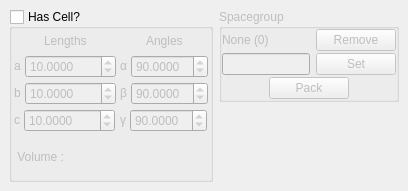
Old version of the form branches/regui/src/gui/celldefine.ui in the repository trisyoungs/aten.
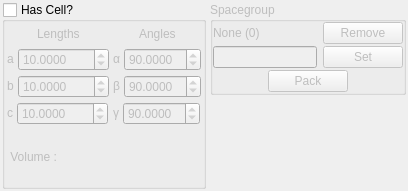
New version of the form. Icons and pictures are not drawn.

What changed in the file:
```diff
--- a/branches/regui/src/gui/celldefine.ui
+++ b/branches/regui/src/gui/celldefine.ui
@@ -17,10 +17,10 @@
   </property>
   <layout class="QHBoxLayout" >
    <property name="margin" >
-    <number>9</number>
+    <number>2</number>
    </property>
    <property name="spacing" >
-    <number>6</number>
+    <number>4</number>
    </property>
    <item>
     <widget class="QGroupBox" name="CellDefinitionGroup" >
```
